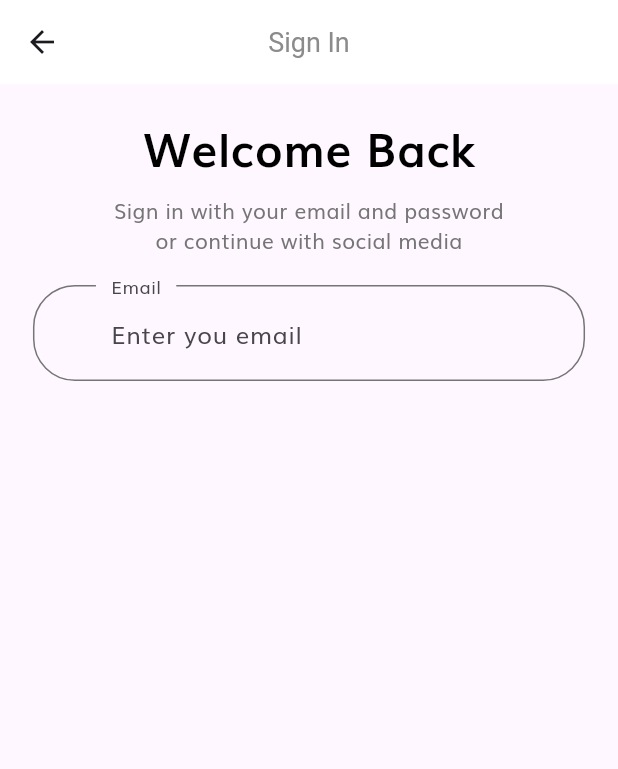
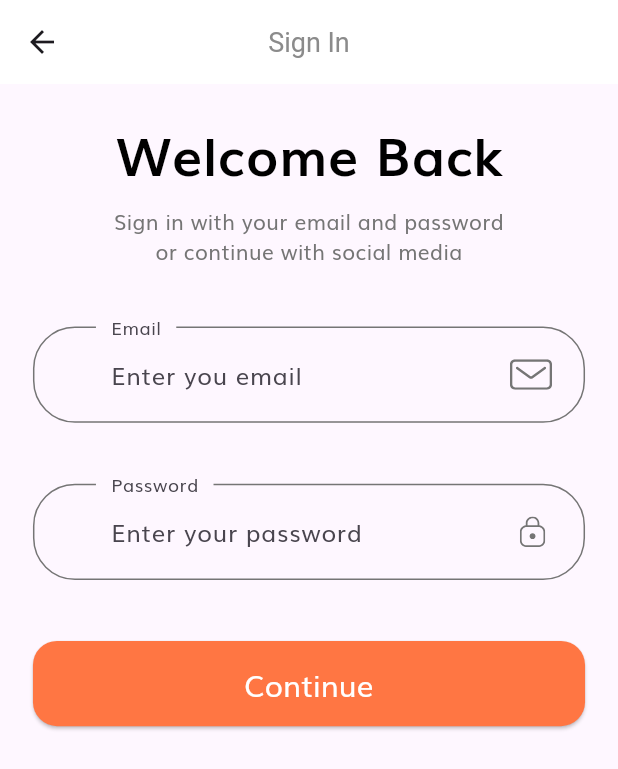
Before and after one commit to AbdelrhmanAmer/Complete-E-Commerce-Flutter-App-UI, a Flutter app: the screen it shows after launch, after a tap on "Continue", on a phone screen of 412 x 824 dp. Shown: the top 769 px of the screen. Run offline on Flutter 3.47's test engine with Material 3 defaults, Android fonts, the phone set to English and light mode, and no system bars; our stand-ins replace flutter_svg.

Commit message:
Sign Screen (Email Field - Password Field - Button)

```diff
--- a/complete_commerce_app/lib/components/default_button.dart
+++ b/complete_commerce_app/lib/components/default_button.dart
@@ -15,7 +15,7 @@ class DefaultButton extends StatelessWidget {
   @override
   Widget build(BuildContext context) {
     return SizedBox(
-      width: getProportionateScreenWidth(300),
+      width: double.infinity,
       height: getProportionateScreenHeight(56),
       child: ElevatedButton(
         onPressed: press,
--- a/complete_commerce_app/lib/screens/sign_in/components/body.dart
+++ b/complete_commerce_app/lib/screens/sign_in/components/body.dart
@@ -1,7 +1,9 @@
-import 'package:complete_commerce_app/constants.dart';
-import 'package:complete_commerce_app/size_config.dart';
+import 'package:complete_commerce_app/components/default_button.dart';
 import 'package:flutter/material.dart';
-import 'package:flutter_svg/svg.dart';
+
+import '../../../constants.dart';
+import '../../../size_config.dart';
+import 'custom_suffix_icon.dart';
 
 class Body extends StatelessWidget {
   const Body({super.key});
@@ -20,8 +22,8 @@ class Body extends StatelessWidget {
               Text(
                 "Welcome Back",
                 style: TextStyle(
-                  fontWeight: FontWeight.bold,
-                  fontSize: getProportionateScreenHeight(30),
+                  fontWeight: FontWeight.w800,
+                  fontSize: getProportionateScreenHeight(35),
                   color: Colors.black,
                 ),
               ),
@@ -31,8 +33,9 @@ class Body extends StatelessWidget {
                 style: TextStyle(),
                 textAlign: TextAlign.center,
               ),
-              const SizedBox(height: kDefaultPadding),
-              SignInForm(),
+              SizedBox(
+                  height: getProportionateScreenHeight(kDefaultPadding * 2)),
+              const SignInForm(),
             ],
           ),
         ),
@@ -49,19 +52,41 @@ class SignInForm extends StatefulWidget {
 }
 
 class _SignInFormState extends State<SignInForm> {
-
-
   @override
   Widget build(BuildContext context) {
     return Form(
-      child: Column(children: [
-        TextFormField(
-          decoration: InputDecoration(
-            label: Text("Email"),
-            hintText: "Enter you email"
-          )
-        )
-      ]),
+      child: Column(
+        children: [
+          buildEmailField(),
+          SizedBox(height: getProportionateScreenHeight(kDefaultPadding * 2)),
+          buildPasswordField(),
+          SizedBox(height: getProportionateScreenHeight(kDefaultPadding * 2)),
+          DefaultButton(text: "Continue", press: (){})
+        ],
+      ),
+    );
+  }
+
+  TextFormField buildPasswordField() {
+    return TextFormField(
+      obscureText: true,
+      decoration: const InputDecoration(
+        label: Text("Password"),
+        hintText: "Enter your password",
+        suffixIcon: CustomSuffixIcon(svgIcon: "assets/icons/Lock.svg"),
+      ),
+      keyboardType: TextInputType.text,
+    );
+  }
+
+  TextFormField buildEmailField() {
+    return TextFormField(
+      decoration: const InputDecoration(
+        label: Text("Email"),
+        hintText: "Enter you email",
+        suffixIcon: CustomSuffixIcon(svgIcon: "assets/icons/Mail.svg"),
+      ),
+      keyboardType: TextInputType.emailAddress,
     );
   }
 }
--- /dev/null
+++ b/complete_commerce_app/lib/screens/sign_in/components/custom_suffix_icon.dart
@@ -0,0 +1,28 @@
+import 'package:flutter/material.dart';
+import 'package:flutter_svg/svg.dart';
+
+import '../../../constants.dart';
+import '../../../size_config.dart';
+
+
+class CustomSuffixIcon extends StatelessWidget {
+  const CustomSuffixIcon({
+    super.key,
+    required this.svgIcon,
+  });
+  final String svgIcon;
+  @override
+  Widget build(BuildContext context) {
+    return Padding(
+      padding: EdgeInsets.fromLTRB(
+          0,
+          getProportionateScreenWidth(kDefaultPadding),
+          getProportionateScreenWidth(kDefaultPadding),
+          getProportionateScreenWidth(kDefaultPadding)),
+      child: SvgPicture.asset(
+        svgIcon,
+        height: getProportionateScreenHeight(kDefaultPadding),
+      ),
+    );
+  }
+}
--- a/complete_commerce_app/lib/screens/splash/components/body.dart
+++ b/complete_commerce_app/lib/screens/splash/components/body.dart
@@ -55,6 +55,8 @@ class _BodyState extends State<Body> {
             Expanded(
               flex: 2,
               child: Center(
+                child: Padding(
+                  padding: const EdgeInsets.symmetric(horizontal: kDefaultPadding),
                   child: Column(
                     mainAxisAlignment: MainAxisAlignment.spaceAround,
                     children: [
@@ -72,6 +74,7 @@ class _BodyState extends State<Body> {
                         },
                       )
                     ],
+                  ),
                 ),
               ),
             ),
--- a/complete_commerce_app/lib/theme.dart
+++ b/complete_commerce_app/lib/theme.dart
@@ -28,6 +28,7 @@ InputDecorationTheme inputDecorationTheme() {
     floatingLabelBehavior: FloatingLabelBehavior.always,
     enabledBorder: outlineInputBorder,
     focusedBorder: outlineInputBorder,
+    border: outlineInputBorder
   );
 }
 
```
Also changed, not shown: complete_commerce_app/flutter_01.png (added). Lines whose indentation alone changed are shown as unchanged.
